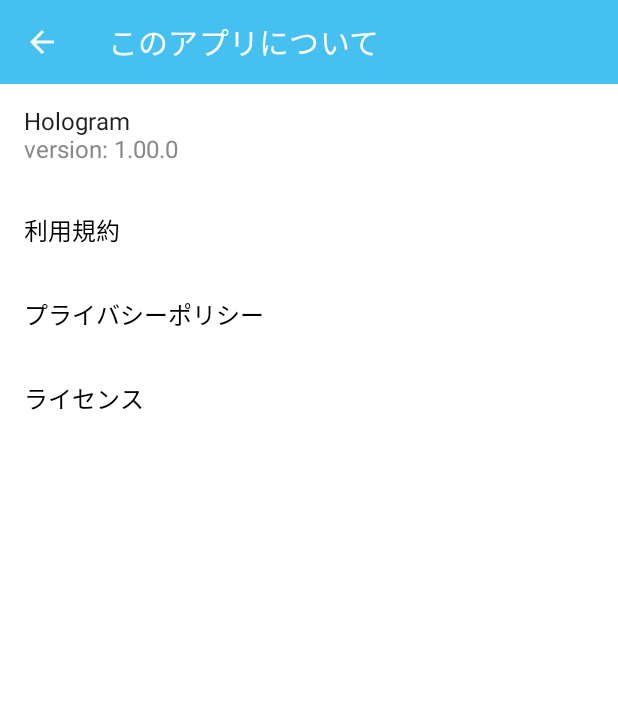
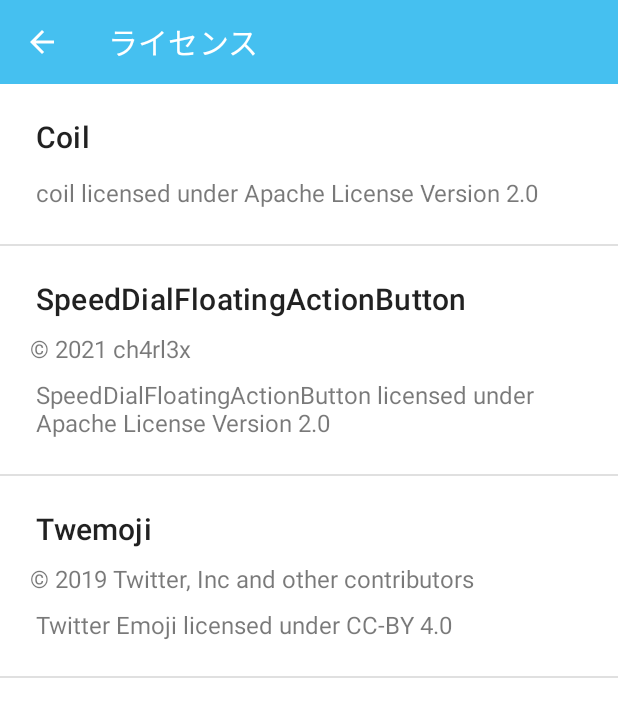
Before and after one commit to CIDRA4023/Hologram-Beta, an Android app built with Jetpack Compose: the ThisAppScreen screen opened through its navigation route, after a tap on "ライセンス", on a phone screen of 412 x 824 dp. Shown: the top 717 px of the screen. Run offline under Robolectric (Android 15) with nearby library versions, the phone set to English and light mode, and no system bars; our stand-ins replace AdMob, Dagger/Hilt's generated code, Firebase (no records; nobody signed in at launch, a user with empty details on screens opened directly), accompanist; 4 statements that could not run were skipped.

Commit message:
add: ライセンス画面に使用しているライブラリを追加

```diff
--- a/app/src/main/java/com/cidra/hologram_beta/ui/ThisAppScreen.kt
+++ b/app/src/main/java/com/cidra/hologram_beta/ui/ThisAppScreen.kt
@@ -27,6 +27,7 @@ import androidx.navigation.compose.composable
 import androidx.navigation.compose.rememberNavController
 import androidx.navigation.navArgument
 import com.cidra.hologram_beta.BuildConfig
+import com.cidra.hologram_beta.ui.screens.LicenseScreen
 import com.cidra.hologram_beta.ui.screens.archive.component.adBanner
 import java.net.URLEncoder
 import java.nio.charset.StandardCharsets
@@ -34,7 +35,6 @@ import java.nio.charset.StandardCharsets
 data class ThisAppItem(
     val id: Int,
     val title: String,
-//    val IconResource: ImageVector,
     val url: String
 )
 
@@ -49,7 +49,6 @@ fun ThisAppScreen(navController: NavController, navBackStackEntry: NavBackStackE
         composable(
             "main_app",
         ) { backStackEntry ->
-//                    val url = backStackEntry.arguments?.getString("url") ?: ""
             MainThisAppContent(navController = navController, navBackStackEntry)
         }
         composable(
@@ -59,6 +58,12 @@ fun ThisAppScreen(navController: NavController, navBackStackEntry: NavBackStackE
         { backStackEntry ->
             val url = backStackEntry.arguments?.getString("url") ?: ""
             WebViewScreen(navController = navController, url)
+        }
+        composable(
+            "license_screen",
+        )
+        { backStackEntry ->
+            LicenseScreen(navController)
         }
     }
 
@@ -128,7 +133,7 @@ fun MainThisAppContent(navController: NavController, navBackStackEntry: NavBackS
                                         URLEncoder.encode(it.url, StandardCharsets.UTF_8.toString())
                                     navController.navigate("web/${parsedUrl}")
                                 } else if (it.id == 3) {
-
+                                    navController.navigate("license_screen")
                                 }
 
                             }
@@ -139,41 +144,12 @@ fun MainThisAppContent(navController: NavController, navBackStackEntry: NavBackS
                             text = it.title,
                             color = MaterialTheme.colors.onSurface
                         )
-//                        Icon(
-//                            it.IconResource,
-//                            null,
-//                            modifier = Modifier.align(Alignment.CenterEnd)
-//                        )
-
                     }
                 }
-
-
-//            Text(
-//                text = version,
-//                color = Color.Gray,
-//                fontSize = 18.sp,
-//                modifier = Modifier
-//                    .align(Alignment.CenterHorizontally)
-//                    .padding(bottom = 20.dp)
-//                    .clickable {
-////                        interactionSource = remember { MutableInteractionSource() },
-////                        indication = rememberRipple(
-////                            color = MaterialTheme.colors.primary,
-////                            bounded = false,
-////                            radius = 50.dp
-////                        )
-//
-//                    }
-//            )
             }
         }
         adBanner()
-
-
     }
-
-
 }
 
 @Composable
@@ -185,7 +161,9 @@ fun WebViewScreen(navController: NavController, url: String) {
             TopAppBar(
                 title = { Text(text = "利用規約") },
                 navigationIcon = {
-                    IconButton(onClick = { navController.popBackStack() }) {
+                    IconButton(onClick = {
+                        navController.popBackStack()
+                    }) {
                         Icon(Icons.Filled.ArrowBack, null)
                     }
                 },
@@ -245,10 +223,3 @@ fun ThisAppTopBar(navController: NavController, navBackStackEntry: NavBackStackE
         elevation = 0.dp
     )
 }
-//
-//@Preview
-//@Composable
-//fun ThisAppPrev() {
-//    val context = LocalContext.current
-//    ThisAppScreen(navController = NavController(context))
-//}
--- /dev/null
+++ b/app/src/main/java/com/cidra/hologram_beta/ui/screens/LicenseScreen.kt
@@ -0,0 +1,117 @@
+package com.cidra.hologram_beta.ui.screens
+
+import androidx.compose.foundation.clickable
+import androidx.compose.foundation.layout.Column
+import androidx.compose.foundation.layout.fillMaxWidth
+import androidx.compose.foundation.layout.padding
+import androidx.compose.material.*
+import androidx.compose.material.icons.Icons
+import androidx.compose.material.icons.filled.ArrowBack
+import androidx.compose.runtime.Composable
+import androidx.compose.ui.Modifier
+import androidx.compose.ui.draw.alpha
+import androidx.compose.ui.platform.LocalUriHandler
+import androidx.compose.ui.res.stringResource
+import androidx.compose.ui.unit.dp
+import androidx.navigation.NavController
+import com.cidra.hologram_beta.R
+
+data class LicenseItem(
+    val id: Int,
+    val title: String,
+    val copyright: String,
+    val desc: String,
+    val url: String
+)
+
+@Composable
+fun LicenseScreen(navController: NavController) {
+    val sectionItem = listOf(
+        LicenseItem(
+            0,
+            "Coil",
+            "",
+            stringResource(id = R.string.license_desc_coil),
+            "https://github.com/coil-kt/coil"
+        ),
+        LicenseItem(
+            1,
+            "SpeedDialFloatingActionButton",
+            "© 2021 ch4rl3x",
+            stringResource(id = R.string.license_desc_SpeedDialFloatingActionButton),
+            "https://github.com/ch4rl3x/SpeedDialFloatingActionButton"
+        ),
+        LicenseItem(
+            3,
+            "Twemoji",
+            "© 2019 Twitter, Inc and other contributors",
+            stringResource(id = R.string.license_desc_twemoji),
+            "https://github.com/twitter/twemoji"
+        ),
+
+        )
+
+    data class LicenseItem(
+        val id: Int,
+        val title: String,
+        val desc: String,
+        val url: String
+    )
+    Scaffold(
+        topBar = {
+            TopAppBar(
+                title = { Text(text = "ライセンス") },
+                navigationIcon = {
+                    IconButton(onClick = { navController.popBackStack() }) {
+                        Icon(Icons.Filled.ArrowBack, null)
+                    }
+                },
+                elevation = 0.dp
+            )
+        }
+    ) { it ->
+        Column(
+            modifier = Modifier
+                .padding(it)
+                .fillMaxWidth()
+        ) {
+            sectionItem.forEach {
+                LicenseSectionItem(licenceItem = it)
+                Divider()
+            }
+        }
+    }
+}
+
+@Composable
+fun LicenseSectionItem(licenceItem: LicenseItem) {
+    val uriHandler = LocalUriHandler.current
+    Column(modifier = Modifier
+        .fillMaxWidth()
+        .clickable {
+            uriHandler.openUri(licenceItem.url)
+        }
+        .padding(16.dp)
+    ) {
+        Text(
+            text = licenceItem.title,
+            style = MaterialTheme.typography.h6,
+            modifier = Modifier
+                .padding(8.dp)
+        )
+        if (licenceItem.copyright.isNotEmpty()) {
+            Text(
+                licenceItem.copyright,
+                modifier = Modifier
+                    .padding(4.dp)
+                    .alpha(ContentAlpha.medium)
+            )
+        }
+        Text(
+            licenceItem.desc,
+            modifier = Modifier
+                .padding(8.dp)
+                .alpha(ContentAlpha.medium)
+        )
+    }
+}
--- a/app/src/main/res/values/strings.xml
+++ b/app/src/main/res/values/strings.xml
@@ -33,6 +33,10 @@
 
     <string name="setting_dialog_cancel_label" translatable="false">キャンセル</string>
 
+    <string name="license_desc_twemoji">Twitter Emoji licensed under CC-BY 4.0</string>
+    <string name="license_desc_coil">coil licensed under Apache License Version 2.0</string>
+    <string name="license_desc_SpeedDialFloatingActionButton">SpeedDialFloatingActionButton licensed under Apache License Version 2.0</string>
+
     <string name="tag_category_game" translatable="false">ゲーム</string>
     <string name="tag_category_sing" translatable="false">歌枠</string>
     <string name="tag_category_live" translatable="false">LIVE</string>
```
